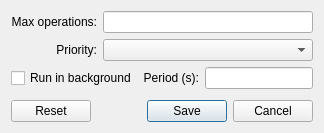
Qt form qt/synchro_simple/synchro_simple/options.ui (hlaporthein/sandbox) before a commit.
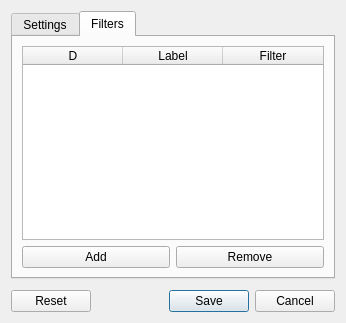
The same form after that commit. The open tabs and pages were chosen to show the change. Icons and pictures are not drawn.

The edit to the form file:
```diff
--- a/qt/synchro_simple/synchro_simple/options.ui
+++ b/qt/synchro_simple/synchro_simple/options.ui
@@ -9,8 +9,8 @@
    <rect>
     <x>0</x>
     <y>0</y>
-    <width>257</width>
-    <height>134</height>
+    <width>506</width>
+    <height>264</height>
    </rect>
   </property>
   <property name="sizePolicy">
@@ -38,15 +38,29 @@
   <property name="modal">
    <bool>true</bool>
   </property>
-  <layout class="QHBoxLayout" name="horizontalLayout">
+  <layout class="QVBoxLayout" name="verticalLayout_2">
    <property name="sizeConstraint">
     <enum>QLayout::SetFixedSize</enum>
    </property>
    <item>
-    <layout class="QVBoxLayout" name="verticalLayout">
-     <property name="bottomMargin">
+    <widget class="QTabWidget" name="settingsTab">
+     <property name="autoFillBackground">
+      <bool>true</bool>
+     </property>
+     <property name="styleSheet">
+      <string notr="true"/>
+     </property>
+     <property name="currentIndex">
       <number>0</number>
      </property>
+     <widget class="QWidget" name="tab">
+      <property name="autoFillBackground">
+       <bool>false</bool>
+      </property>
+      <attribute name="title">
+       <string>Settings</string>
+      </attribute>
+      <layout class="QVBoxLayout" name="verticalLayout_3">
      <item>
       <layout class="QGridLayout" name="gridLayout">
        <item row="1" column="0">
@@ -97,6 +111,63 @@
        </item>
       </layout>
      </item>
+      </layout>
+     </widget>
+     <widget class="QWidget" name="tab_2">
+      <attribute name="title">
+       <string>Filters</string>
+      </attribute>
+      <layout class="QVBoxLayout" name="verticalLayout">
+       <item>
+        <widget class="QTableWidget" name="tableWidget">
+         <property name="styleSheet">
+          <string notr="true"/>
+         </property>
+         <property name="columnCount">
+          <number>3</number>
+         </property>
+         <attribute name="horizontalHeaderStretchLastSection">
+          <bool>true</bool>
+         </attribute>
+         <column>
+          <property name="text">
+           <string>D</string>
+          </property>
+         </column>
+         <column>
+          <property name="text">
+           <string>Label</string>
+          </property>
+         </column>
+         <column>
+          <property name="text">
+           <string>Filter</string>
+          </property>
+         </column>
+        </widget>
+       </item>
+       <item>
+        <layout class="QHBoxLayout" name="horizontalLayout">
+         <item>
+          <widget class="QPushButton" name="addFilterButton">
+           <property name="text">
+            <string>Add</string>
+           </property>
+          </widget>
+         </item>
+         <item>
+          <widget class="QPushButton" name="removeFilterButton">
+           <property name="text">
+            <string>Remove</string>
+           </property>
+          </widget>
+         </item>
+        </layout>
+       </item>
+      </layout>
+     </widget>
+    </widget>
+   </item>
      <item>
       <spacer name="verticalSpacer">
        <property name="orientation">
@@ -122,8 +193,6 @@
         <set>QDialogButtonBox::Cancel|QDialogButtonBox::Reset|QDialogButtonBox::Save</set>
        </property>
       </widget>
-     </item>
-    </layout>
    </item>
   </layout>
  </widget>
```
Lines whose indentation alone changed are shown as unchanged.
